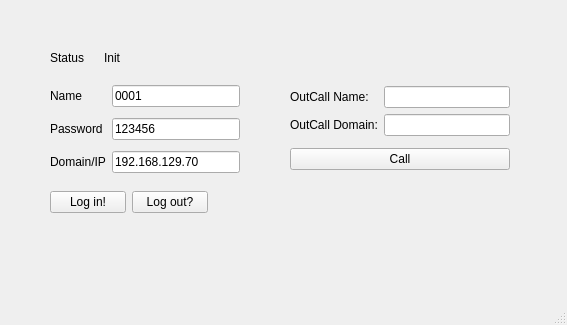
Qt form main_window.ui (FunnySqirrel/Softophone) before a commit.
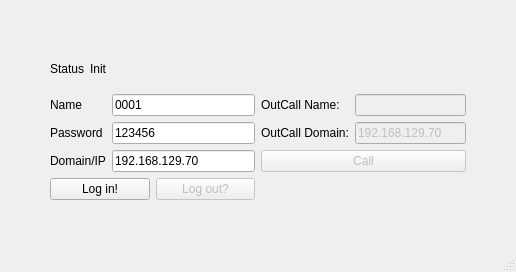
The same form after that commit.

What changed in the file:
```diff
--- a/main_window.ui
+++ b/main_window.ui
@@ -6,24 +6,29 @@
    <rect>
     <x>0</x>
     <y>0</y>
-    <width>567</width>
-    <height>325</height>
+    <width>516</width>
+    <height>272</height>
    </rect>
   </property>
   <property name="windowTitle">
    <string>Main_window</string>
   </property>
   <widget class="QWidget" name="centralwidget">
-   <widget class="QWidget" name="layoutWidget">
-    <property name="geometry">
-     <rect>
-      <x>50</x>
-      <y>50</y>
-      <width>102</width>
-      <height>15</height>
-     </rect>
+   <layout class="QGridLayout" name="gridLayout_3" rowstretch="0,1,0">
+    <property name="leftMargin">
+     <number>50</number>
     </property>
-    <layout class="QHBoxLayout" name="horizontalLayout_2">
+    <property name="topMargin">
+     <number>50</number>
+    </property>
+    <property name="rightMargin">
+     <number>50</number>
+    </property>
+    <property name="bottomMargin">
+     <number>50</number>
+    </property>
+    <item row="0" column="0">
+     <layout class="QHBoxLayout" name="horizontalLayout_2" stretch="0,1">
      <item>
       <widget class="QLabel" name="status_label">
        <property name="text">
@@ -39,60 +44,8 @@
       </widget>
      </item>
     </layout>
-   </widget>
-   <widget class="QWidget" name="layoutWidget_2">
-    <property name="geometry">
-     <rect>
-      <x>50</x>
-      <y>190</y>
-      <width>158</width>
-      <height>25</height>
-     </rect>
-    </property>
-    <layout class="QHBoxLayout" name="horizontalLayout">
-     <item>
-      <widget class="QPushButton" name="login_btn">
-       <property name="text">
-        <string>Log in!</string>
-       </property>
-      </widget>
-     </item>
-     <item>
-      <widget class="QPushButton" name="logout_btn">
-       <property name="enabled">
-        <bool>true</bool>
-       </property>
-       <property name="text">
-        <string>Log out?</string>
-       </property>
-       <property name="checkable">
-        <bool>false</bool>
-       </property>
-       <property name="checked">
-        <bool>false</bool>
-       </property>
-       <property name="autoExclusive">
-        <bool>false</bool>
-       </property>
-       <property name="default">
-        <bool>false</bool>
-       </property>
-       <property name="flat">
-        <bool>false</bool>
-       </property>
-      </widget>
-     </item>
-    </layout>
-   </widget>
-   <widget class="QWidget" name="layoutWidget_3">
-    <property name="geometry">
-     <rect>
-      <x>50</x>
-      <y>80</y>
-      <width>190</width>
-      <height>100</height>
-     </rect>
-    </property>
+    </item>
+    <item row="1" column="0">
     <layout class="QGridLayout" name="gridLayout_2">
      <item row="1" column="0">
       <widget class="QLabel" name="pass_label">
@@ -124,6 +77,9 @@
      </item>
      <item row="1" column="1">
       <widget class="QLineEdit" name="pass_value">
+        <property name="enabled">
+         <bool>true</bool>
+        </property>
        <property name="text">
         <string>123456</string>
        </property>
@@ -137,21 +93,17 @@
       </widget>
      </item>
     </layout>
-   </widget>
-   <widget class="QWidget" name="layoutWidget_4">
-    <property name="geometry">
-     <rect>
-      <x>290</x>
-      <y>80</y>
-      <width>220</width>
-      <height>98</height>
-     </rect>
-    </property>
+    </item>
+    <item row="1" column="1">
     <layout class="QVBoxLayout" name="verticalLayout">
      <item>
       <layout class="QGridLayout" name="gridLayout">
        <item row="0" column="1">
-        <widget class="QLineEdit" name="outcall_name_value"/>
+         <widget class="QLineEdit" name="outcall_name_value">
+          <property name="enabled">
+           <bool>false</bool>
+          </property>
+         </widget>
        </item>
        <item row="1" column="0">
         <widget class="QLabel" name="OutCallDomainLabel">
@@ -161,7 +113,14 @@
         </widget>
        </item>
        <item row="1" column="1">
-        <widget class="QLineEdit" name="outcall_domain_value"/>
+         <widget class="QLineEdit" name="outcall_domain_value">
+          <property name="enabled">
+           <bool>false</bool>
+          </property>
+          <property name="text">
+           <string>192.168.129.70</string>
+          </property>
+         </widget>
        </item>
        <item row="0" column="0">
         <widget class="QLabel" name="OutCallNameLabel">
@@ -174,23 +133,53 @@
      </item>
      <item>
       <widget class="QPushButton" name="outcall_btn">
+        <property name="enabled">
+         <bool>false</bool>
+        </property>
        <property name="text">
         <string>Call</string>
        </property>
       </widget>
      </item>
     </layout>
-   </widget>
-  </widget>
-  <widget class="QMenuBar" name="menubar">
-   <property name="geometry">
-    <rect>
-     <x>0</x>
-     <y>0</y>
-     <width>567</width>
-     <height>21</height>
-    </rect>
-   </property>
+    </item>
+    <item row="2" column="0">
+     <layout class="QHBoxLayout" name="horizontalLayout">
+      <item>
+       <widget class="QPushButton" name="login_btn">
+        <property name="text">
+         <string>Log in!</string>
+        </property>
+       </widget>
+      </item>
+      <item>
+       <widget class="QPushButton" name="logout_btn">
+        <property name="enabled">
+         <bool>false</bool>
+        </property>
+        <property name="text">
+         <string>Log out?</string>
+        </property>
+        <property name="checkable">
+         <bool>false</bool>
+        </property>
+        <property name="checked">
+         <bool>false</bool>
+        </property>
+        <property name="autoExclusive">
+         <bool>false</bool>
+        </property>
+        <property name="default">
+         <bool>false</bool>
+        </property>
+        <property name="flat">
+         <bool>false</bool>
+        </property>
+       </widget>
+      </item>
+     </layout>
+    </item>
+   </layout>
   </widget>
   <widget class="QStatusBar" name="statusbar"/>
  </widget>
```
Left out of the diff: 10 changed lines with no effect on the pictures. Lines whose indentation alone changed are shown as unchanged.
